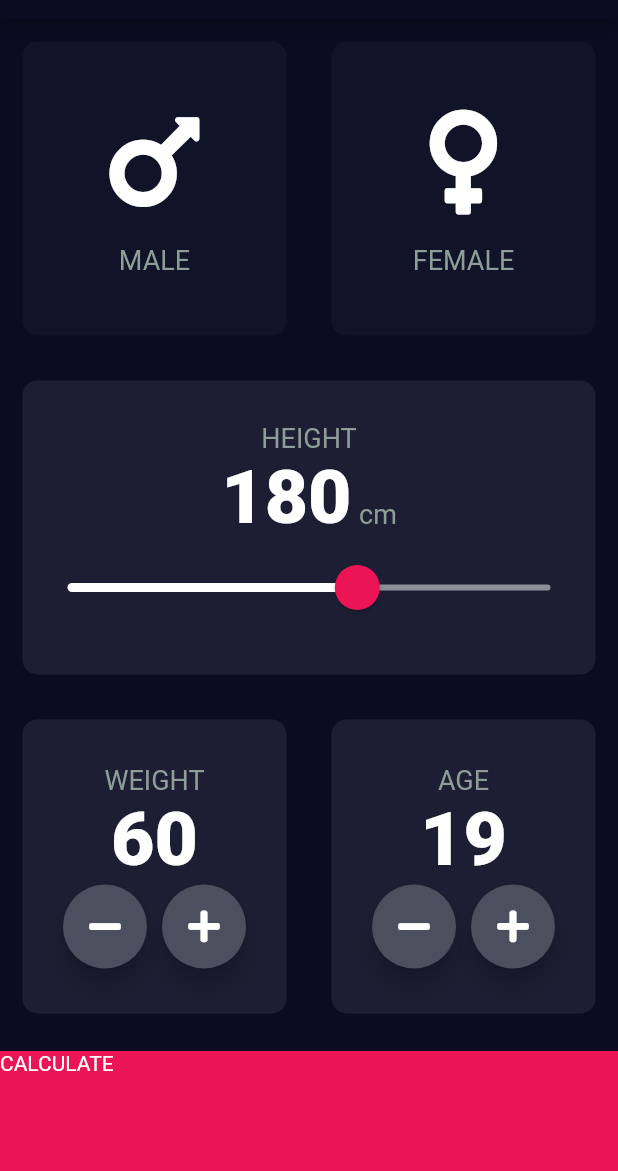
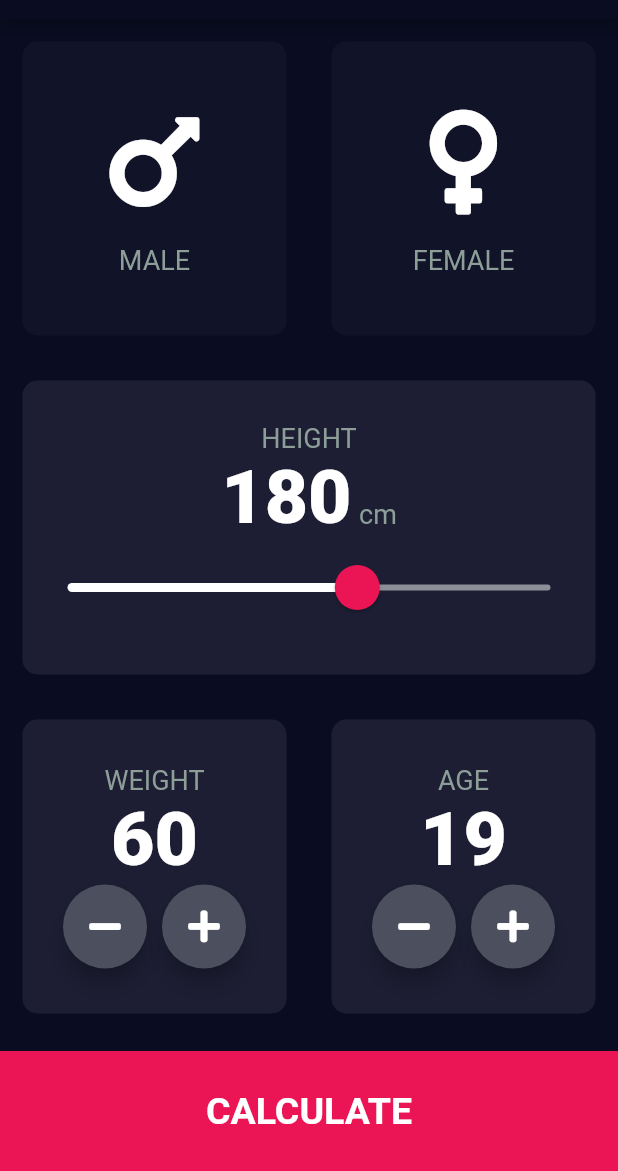
Before and after one commit to Procoder16/BMI_Calculator, a Flutter app: the screen it shows after launch, on a phone screen of 412 x 824 dp, the part 65-1236 px from its top. Run offline on Flutter 3.47's test engine with Material 2 defaults, Android fonts, the phone set to English and light mode, and no system bars; our stand-ins replace font_awesome_flutter.

Commit message:
started with the functionality and made a Calculator_Brain.dart

```diff
--- /dev/null
+++ b/lib/Bottom _Button.dart
@@ -0,0 +1,28 @@
+import 'package:flutter/material.dart';
+import 'constants.dart';
+import 'results_page.dart';
+
+class BottomButton extends StatelessWidget {
+  BottomButton({@required this.buttonTitle, @required this.onTap});
+
+  final Function onTap;
+  final String buttonTitle;
+  @override
+  Widget build(BuildContext context) {
+    return GestureDetector(
+      onTap: onTap,
+      child: Container(
+        color: kBottomContainerColour,
+        height: kBottomContainerHeight,
+        width: double.infinity,
+        margin: EdgeInsets.only(top: 10.0),
+        child: Center(
+          child: Text(
+            buttonTitle,
+            style: kBottomButtonTextStyle,
+          ),
+        ),
+      ),
+    );
+  }
+}
--- /dev/null
+++ b/lib/Round_Icon.dart
@@ -0,0 +1,23 @@
+import 'package:flutter/material.dart';
+
+class RoundIconButton extends StatelessWidget {
+  RoundIconButton({@required this.inputIcon, @required this.onTapped});
+
+  final IconData inputIcon;
+  final Function onTapped;
+
+  @override
+  Widget build(BuildContext context) {
+    return RawMaterialButton(
+      child: Icon(inputIcon),
+      onPressed: onTapped,
+      constraints: BoxConstraints.tightFor(
+        width: 56.0,
+        height: 56.0,
+      ),
+      elevation: 6.0,
+      shape: CircleBorder(),
+      fillColor: Color(0xFF4C4F5E),
+    );
+  }
+}
--- a/lib/input_page.dart
+++ b/lib/input_page.dart
@@ -5,6 +5,8 @@ import 'card_Property.dart';
 import 'reusableCard.dart';
 import 'constants.dart';
 import 'results_page.dart';
+import 'Round_Icon.dart';
+import 'Bottom _Button.dart';
 
 enum Gender {
   male,
@@ -212,45 +214,16 @@ class _InputPageState extends State<InputPage> {
               ),
             ],
           )),
-          GestureDetector(
-            onTap: () {
-              Navigator.push(
-                context,
-                MaterialPageRoute(builder: (context) => ResultsPage()),
-              );
-            },
-            child: Container(
-              color: kBottomContainerColour,
-              height: kBottomContainerHeight,
-              width: double.infinity,
-              margin: EdgeInsets.only(top: 10.0),
-              child: Text('CALCULATE'),
-            ),
-          )
+          BottomButton(
+              buttonTitle: 'CALCULATE',
+              onTap: () {
+                Navigator.push(
+                  context,
+                  MaterialPageRoute(builder: (context) => ResultsPage()),
+                );
+              }),
         ],
       ),
     );
   }
 }
-
-class RoundIconButton extends StatelessWidget {
-  RoundIconButton({@required this.inputIcon, @required this.onTapped});
-
-  final IconData inputIcon;
-  final Function onTapped;
-
-  @override
-  Widget build(BuildContext context) {
-    return RawMaterialButton(
-      child: Icon(inputIcon),
-      onPressed: onTapped,
-      constraints: BoxConstraints.tightFor(
-        width: 56.0,
-        height: 56.0,
-      ),
-      elevation: 6.0,
-      shape: CircleBorder(),
-      fillColor: Color(0xFF4C4F5E),
-    );
-  }
-}
```
Also changed, not shown: lib/Calculator_Brain.dart (added, +35 -0 lines), lib/constants.dart (+25 -0 lines), lib/results_page.dart (+44 -2 lines).
